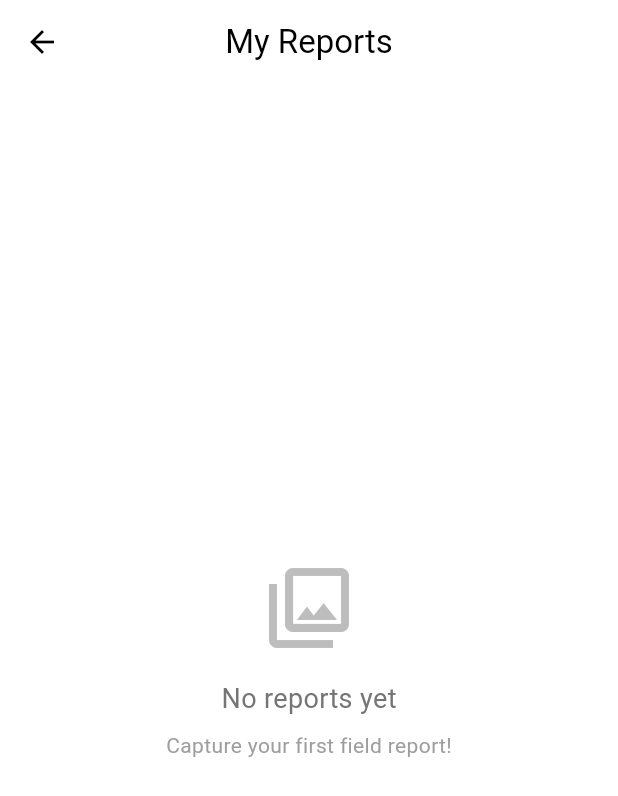
After one commit to dhimaspp/project_cyan_sawu, a Flutter app: the screen it shows once a user with an empty profile is signed in, after a tap on "View Reports", on a phone screen of 412 x 824 dp. The commit adds this screen. Shown: the top 796 px of the screen. Run offline on Flutter 3.47's test engine with Material 3 defaults, Android fonts, the phone set to English and light mode, and no system bars; our stand-ins replace app_links, camera, flex_color_scheme, flutter_dotenv, flutter_riverpod, geolocator and 4 more; accounts and stored records are empty; generated files the repository leaves out were written again; project files that could hold a hidden picture were left out.

Commit message:
feat: implement field reports management with local storage and remote synchronization capabilities.

```diff
--- a/lib/main.dart
+++ b/lib/main.dart
@@ -2,6 +2,7 @@ import 'package:flutter/material.dart';
 import 'package:flutter_riverpod/flutter_riverpod.dart';
 import 'package:supabase_flutter/supabase_flutter.dart';
 import 'package:flutter_dotenv/flutter_dotenv.dart';
+import 'package:hive_flutter/hive_flutter.dart';
 import 'src/app.dart';
 
 void main() async {
@@ -9,6 +10,10 @@ void main() async {
 
   // Load environment variables from .env file
   await dotenv.load(fileName: '.env');
+
+  // Initialize Hive for local storage
+  await Hive.initFlutter();
+  debugPrint('✅ Hive initialized');
 
   // Get Supabase credentials from .env
   final supabaseUrl = dotenv.env['PUBLIC_SUPABASE_URL'];
--- a/lib/src/features/camera/presentation/camera_controller.dart
+++ b/lib/src/features/camera/presentation/camera_controller.dart
@@ -1,14 +1,18 @@
+import 'package:flutter/foundation.dart';
 import 'package:riverpod_annotation/riverpod_annotation.dart';
 import 'package:supabase_flutter/supabase_flutter.dart';
 
 import '../data/camera_repository.dart';
 import '../domain/capture_result.dart';
+import '../../reports/data/report_repository.dart';
+import '../../reports/domain/field_report.dart';
 
 part 'camera_controller.g.dart';
 
 @riverpod
 class CameraController extends _$CameraController {
   CaptureResult? _lastCaptureResult;
+  FieldReport? _lastReport;
 
   @override
   FutureOr<void> build() {}
@@ -16,12 +20,16 @@ class CameraController extends _$CameraController {
   /// Gets the last capture result (if any)
   CaptureResult? get lastCaptureResult => _lastCaptureResult;
 
-  /// Captures a photo with full verification flow
+  /// Gets the last created report (if any)
+  FieldReport? get lastReport => _lastReport;
+
+  /// Captures a photo with full verification flow and saves to local/remote
   Future<void> capture() async {
     state = const AsyncLoading();
 
     state = await AsyncValue.guard(() async {
       final cameraRepo = ref.read(cameraRepositoryProvider);
+      final reportRepo = ref.read(reportRepositoryProvider);
 
       // Get current user ID
       final userId = Supabase.instance.client.auth.currentUser?.id;
@@ -29,11 +37,15 @@ class CameraController extends _$CameraController {
         throw Exception('User not authenticated');
       }
 
+      // Capture photo
       final result = await cameraRepo.capture(userId: userId);
       _lastCaptureResult = result;
+      debugPrint('📸 Photo captured: ${result.dataHash.substring(0, 8)}...');
 
-      // TODO: In Phase 3, this will be queued for upload
-      // For now, just store the result
+      // Save to local storage and sync to Supabase
+      final report = await reportRepo.saveAndSync(result);
+      _lastReport = report;
+      debugPrint('💾 Report saved: ${report.id}, status: ${report.syncStatus}');
     });
   }
 }
--- a/lib/src/features/home/presentation/home_page.dart
+++ b/lib/src/features/home/presentation/home_page.dart
@@ -4,6 +4,7 @@ import 'package:supabase_flutter/supabase_flutter.dart';
 
 import '../../authentication/data/auth_repository.dart';
 import '../../camera/presentation/camera_page.dart';
+import '../../reports/presentation/reports_page.dart';
 
 /// Minimal home page displayed after successful authentication
 class HomePage extends ConsumerWidget {
@@ -56,6 +57,17 @@ class HomePage extends ConsumerWidget {
                   textStyle: const TextStyle(fontSize: 18),
                 ),
               ),
+              const SizedBox(height: 16),
+              // View Reports button
+              OutlinedButton.icon(
+                onPressed: () => _navigateToReports(context),
+                icon: const Icon(Icons.list_alt),
+                label: const Text('View Reports'),
+                style: OutlinedButton.styleFrom(
+                  padding: const EdgeInsets.symmetric(vertical: 16),
+                  textStyle: const TextStyle(fontSize: 18),
+                ),
+              ),
               const SizedBox(height: 48),
             ],
           ),
@@ -66,6 +78,10 @@ class HomePage extends ConsumerWidget {
 
   void _navigateToCamera(BuildContext context) {
     Navigator.of(context).push(MaterialPageRoute(builder: (_) => const CameraPage()));
+  }
+
+  void _navigateToReports(BuildContext context) {
+    Navigator.of(context).push(MaterialPageRoute(builder: (_) => const ReportsPage()));
   }
 
   void _showLogoutDialog(BuildContext context, WidgetRef ref) {
--- /dev/null
+++ b/lib/src/features/reports/data/local_report_storage.dart
@@ -0,0 +1,86 @@
+import 'dart:convert';
+
+import 'package:hive_flutter/hive_flutter.dart';
+import 'package:riverpod_annotation/riverpod_annotation.dart';
+
+import '../domain/field_report.dart';
+
+part 'local_report_storage.g.dart';
+
+/// Local storage for field reports using Hive
+class LocalReportStorage {
+  static const String _boxName = 'field_reports';
+
+  Box<String>? _box;
+
+  /// Opens the Hive box (call once at startup or lazily)
+  Future<void> _ensureBoxOpen() async {
+    if (_box == null || !_box!.isOpen) {
+      _box = await Hive.openBox<String>(_boxName);
+    }
+  }
+
+  /// Save a report to local storage
+  Future<void> saveReport(FieldReport report) async {
+    await _ensureBoxOpen();
+    final json = jsonEncode(report.toJson());
+    await _box!.put(report.id, json);
+  }
+
+  /// Get all reports for a specific user
+  Future<List<FieldReport>> getAllReports(String userId) async {
+    await _ensureBoxOpen();
+
+    final reports = <FieldReport>[];
+    for (final key in _box!.keys) {
+      final json = _box!.get(key);
+      if (json != null) {
+        try {
+          final report = FieldReport.fromJson(jsonDecode(json));
+          if (report.userId == userId) {
+            reports.add(report);
+          }
+        } catch (e) {
+          // Skip corrupted entries
+          continue;
+        }
+      }
+    }
+
+    // Sort by capture date, newest first
+    reports.sort((a, b) => b.capturedAt.compareTo(a.capturedAt));
+    return reports;
+  }
+
+  /// Update an existing report (e.g., sync status change)
+  Future<void> updateReport(FieldReport report) async {
+    await _ensureBoxOpen();
+    final json = jsonEncode(report.toJson());
+    await _box!.put(report.id, json);
+  }
+
+  /// Delete a report by ID
+  Future<void> deleteReport(String id) async {
+    await _ensureBoxOpen();
+    await _box!.delete(id);
+  }
+
+  /// Get a single report by ID
+  Future<FieldReport?> getReport(String id) async {
+    await _ensureBoxOpen();
+    final json = _box!.get(id);
+    if (json == null) return null;
+    return FieldReport.fromJson(jsonDecode(json));
+  }
+
+  /// Get all pending reports (for retry)
+  Future<List<FieldReport>> getPendingReports(String userId) async {
+    final all = await getAllReports(userId);
+    return all.where((r) => r.syncStatus == SyncStatus.pending || r.syncStatus == SyncStatus.failed).toList();
+  }
+}
+
+@riverpod
+LocalReportStorage localReportStorage(Ref ref) {
+  return LocalReportStorage();
+}
--- /dev/null
+++ b/lib/src/features/reports/data/remote_report_service.dart
@@ -0,0 +1,71 @@
+import 'dart:typed_data';
+
+import 'package:riverpod_annotation/riverpod_annotation.dart';
+import 'package:supabase_flutter/supabase_flutter.dart';
+
+import '../domain/field_report.dart';
+
+part 'remote_report_service.g.dart';
+
+/// Service for syncing reports to Supabase
+class RemoteReportService {
+  final SupabaseClient _supabase;
+
+  static const String _bucketName = 'evidence-photos';
+  static const String _tableName = 'field_reports';
+
+  RemoteReportService(this._supabase);
+
+  /// Upload photo to Supabase Storage
+  /// Returns the public URL of the uploaded photo
+  Future<String> uploadPhoto({required Uint8List imageBytes, required String userId, required String reportId}) async {
+    final path = '$userId/$reportId.jpg';
+
+    await _supabase.storage
+        .from(_bucketName)
+        .uploadBinary(path, imageBytes, fileOptions: const FileOptions(contentType: 'image/jpeg', upsert: true));
+
+    // Get public URL
+    final publicUrl = _supabase.storage.from(_bucketName).getPublicUrl(path);
+    return publicUrl;
+  }
+
+  /// Create a report record in Supabase
+  /// Returns the remote ID (UUID) of the created record
+  Future<String> createReport({required FieldReport report, required String photoUrl}) async {
+    final response =
+        await _supabase
+            .from(_tableName)
+            .insert({
+              'user_id': report.userId,
+              'photo_url': photoUrl,
+              'gps_lat': report.latitude,
+              'gps_long': report.longitude,
+              'captured_at': report.capturedAt.toIso8601String(),
+              'data_hash': report.dataHash,
+              'status': 'pending', // Initial status, admin will verify later
+            })
+            .select('id')
+            .single();
+
+    return response['id'] as String;
+  }
+
+  /// Full sync: upload photo + create record
+  /// Returns updated FieldReport with remoteId and photoUrl
+  Future<FieldReport> syncReport(FieldReport report) async {
+    // Step 1: Upload photo
+    final photoUrl = await uploadPhoto(imageBytes: report.imageBytes, userId: report.userId, reportId: report.id);
+
+    // Step 2: Create database record
+    final remoteId = await createReport(report: report, photoUrl: photoUrl);
+
+    // Return updated report
+    return report.copyWith(syncStatus: SyncStatus.synced, remoteId: remoteId, photoUrl: photoUrl);
+  }
+}
+
+@riverpod
+RemoteReportService remoteReportService(Ref ref) {
+  return RemoteReportService(Supabase.instance.client);
+}
--- /dev/null
+++ b/lib/src/features/reports/data/report_repository.dart
@@ -0,0 +1,92 @@
+import 'package:flutter/foundation.dart';
+import 'package:riverpod_annotation/riverpod_annotation.dart';
+import 'package:uuid/uuid.dart';
+
+import '../../camera/domain/capture_result.dart';
+import '../domain/field_report.dart';
+import 'local_report_storage.dart';
+import 'remote_report_service.dart';
+
+part 'report_repository.g.dart';
+
+/// Repository for managing field reports (local + remote)
+class ReportRepository {
+  final LocalReportStorage _localStorage;
+  final RemoteReportService _remoteService;
+  final Uuid _uuid = const Uuid();
+
+  ReportRepository({required LocalReportStorage localStorage, required RemoteReportService remoteService})
+    : _localStorage = localStorage,
+      _remoteService = remoteService;
+
+  /// Save a capture result and sync to Supabase
+  /// Returns the created FieldReport
+  Future<FieldReport> saveAndSync(CaptureResult captureResult) async {
+    // Generate local ID
+    final id = _uuid.v4();
+
+    // Create report with pending status
+    var report = FieldReport.fromCaptureResult(captureResult, id);
+
+    // Save locally first (offline-first)
+    await _localStorage.saveReport(report);
+    debugPrint('📦 Report saved locally: $id');
+
+    // Try to sync to Supabase
+    try {
+      report = report.copyWith(syncStatus: SyncStatus.syncing);
+      await _localStorage.updateReport(report);
+
+      final syncedReport = await _remoteService.syncReport(report);
+      await _localStorage.updateReport(syncedReport);
+      debugPrint('☁️ Report synced to Supabase: ${syncedReport.remoteId}');
+      return syncedReport;
+    } catch (e) {
+      debugPrint('❌ Sync failed: $e');
+      final failedReport = report.copyWith(syncStatus: SyncStatus.failed, errorMessage: e.toString());
+      await _localStorage.updateReport(failedReport);
+      return failedReport;
+    }
+  }
+
+  /// Get all reports for the current user
+  Future<List<FieldReport>> getReports(String userId) async {
+    return _localStorage.getAllReports(userId);
+  }
+
+  /// Retry syncing a failed report
+  Future<FieldReport> retrySyncReport(String reportId) async {
+    final report = await _localStorage.getReport(reportId);
+    if (report == null) {
+      throw Exception('Report not found: $reportId');
+    }
+
+    try {
+      var updatedReport = report.copyWith(syncStatus: SyncStatus.syncing);
+      await _localStorage.updateReport(updatedReport);
+
+      final syncedReport = await _remoteService.syncReport(report);
+      await _localStorage.updateReport(syncedReport);
+      debugPrint('☁️ Retry successful: ${syncedReport.remoteId}');
+      return syncedReport;
+    } catch (e) {
+      debugPrint('❌ Retry failed: $e');
+      final failedReport = report.copyWith(syncStatus: SyncStatus.failed, errorMessage: e.toString());
+      await _localStorage.updateReport(failedReport);
+      return failedReport;
+    }
+  }
+
+  /// Delete a report
+  Future<void> deleteReport(String reportId) async {
+    await _localStorage.deleteReport(reportId);
+  }
+}
+
+@riverpod
+ReportRepository reportRepository(Ref ref) {
+  return ReportRepository(
+    localStorage: ref.watch(localReportStorageProvider),
+    remoteService: ref.watch(remoteReportServiceProvider),
+  );
+}
--- /dev/null
+++ b/lib/src/features/reports/domain/field_report.dart
@@ -0,0 +1,139 @@
+import 'dart:convert';
+import 'dart:typed_data';
+
+import '../../camera/domain/capture_result.dart';
+
+/// Sync status for field reports
+enum SyncStatus { pending, syncing, synced, failed }
+
+/// Represents a field report with sync status
+class FieldReport {
+  /// Local unique identifier
+  final String id;
+
+  /// Captured image bytes (with watermark)
+  final Uint8List imageBytes;
+
+  /// GPS latitude
+  final double latitude;
+
+  /// GPS longitude
+  final double longitude;
+
+  /// When the photo was captured (UTC)
+  final DateTime capturedAt;
+
+  /// User ID who captured
+  final String userId;
+
+  /// SHA-256 hash for verification
+  final String dataHash;
+
+  /// Current sync status
+  final SyncStatus syncStatus;
+
+  /// Supabase record ID after sync
+  final String? remoteId;
+
+  /// Supabase Storage photo URL after sync
+  final String? photoUrl;
+
+  /// Error message if sync failed
+  final String? errorMessage;
+
+  const FieldReport({
+    required this.id,
+    required this.imageBytes,
+    required this.latitude,
+    required this.longitude,
+    required this.capturedAt,
+    required this.userId,
+    required this.dataHash,
+    required this.syncStatus,
+    this.remoteId,
+    this.photoUrl,
+    this.errorMessage,
+  });
+
+  /// Create from CaptureResult with initial pending status
+  factory FieldReport.fromCaptureResult(CaptureResult result, String id) {
+    return FieldReport(
+      id: id,
+      imageBytes: result.imageBytes,
+      latitude: result.latitude,
+      longitude: result.longitude,
+      capturedAt: result.capturedAt,
+      userId: result.userId,
+      dataHash: result.dataHash,
+      syncStatus: SyncStatus.pending,
+    );
+  }
+
+  /// Create a copy with updated fields
+  FieldReport copyWith({
+    String? id,
+    Uint8List? imageBytes,
+    double? latitude,
+    double? longitude,
+    DateTime? capturedAt,
+    String? userId,
+    String? dataHash,
+    SyncStatus? syncStatus,
+    String? remoteId,
+    String? photoUrl,
+    String? errorMessage,
+  }) {
+    return FieldReport(
+      id: id ?? this.id,
+      imageBytes: imageBytes ?? this.imageBytes,
+      latitude: latitude ?? this.latitude,
+      longitude: longitude ?? this.longitude,
+      capturedAt: capturedAt ?? this.capturedAt,
+      userId: userId ?? this.userId,
+      dataHash: dataHash ?? this.dataHash,
+      syncStatus: syncStatus ?? this.syncStatus,
+      remoteId: remoteId ?? this.remoteId,
+      photoUrl: photoUrl ?? this.photoUrl,
+      errorMessage: errorMessage ?? this.errorMessage,
+    );
+  }
+
+  /// Convert to JSON for Hive storage
+  Map<String, dynamic> toJson() {
+    return {
+      'id': id,
+      'imageBytes': base64Encode(imageBytes),
+      'latitude': latitude,
+      'longitude': longitude,
+      'capturedAt': capturedAt.toIso8601String(),
+      'userId': userId,
+      'dataHash': dataHash,
+      'syncStatus': syncStatus.name,
+      'remoteId': remoteId,
+      'photoUrl': photoUrl,
+      'errorMessage': errorMessage,
+    };
+  }
+
+  /// Create from JSON (Hive storage)
+  factory FieldReport.fromJson(Map<String, dynamic> json) {
+    return FieldReport(
+      id: json['id'] as String,
+      imageBytes: base64Decode(json['imageBytes'] as String),
+      latitude: (json['latitude'] as num).toDouble(),
+      longitude: (json['longitude'] as num).toDouble(),
+      capturedAt: DateTime.parse(json['capturedAt'] as String),
+      userId: json['userId'] as String,
+      dataHash: json['dataHash'] as String,
+      syncStatus: SyncStatus.values.byName(json['syncStatus'] as String),
+      remoteId: json['remoteId'] as String?,
+      photoUrl: json['photoUrl'] as String?,
+      errorMessage: json['errorMessage'] as String?,
+    );
+  }
+
+  @override
+  String toString() {
+    return 'FieldReport(id: $id, status: $syncStatus, lat: $latitude, long: $longitude)';
+  }
+}
--- /dev/null
+++ b/lib/src/features/reports/presentation/reports_page.dart
@@ -0,0 +1,223 @@
+import 'package:flutter/material.dart';
+import 'package:flutter_riverpod/flutter_riverpod.dart';
+import 'package:supabase_flutter/supabase_flutter.dart';
+
+import '../data/report_repository.dart';
+import '../domain/field_report.dart';
+
+/// Page displaying all captured reports with sync status
+class ReportsPage extends ConsumerStatefulWidget {
+  const ReportsPage({super.key});
+
+  @override
+  ConsumerState<ReportsPage> createState() => _ReportsPageState();
+}
+
+class _ReportsPageState extends ConsumerState<ReportsPage> {
+  List<FieldReport> _reports = [];
+  bool _isLoading = true;
+
+  @override
+  void initState() {
+    super.initState();
+    _loadReports();
+  }
+
+  Future<void> _loadReports() async {
+    setState(() => _isLoading = true);
+
+    final userId = Supabase.instance.client.auth.currentUser?.id;
+    if (userId == null) {
+      setState(() => _isLoading = false);
+      return;
+    }
+
+    final reportRepo = ref.read(reportRepositoryProvider);
+    final reports = await reportRepo.getReports(userId);
+
+    setState(() {
+      _reports = reports;
+      _isLoading = false;
+    });
+  }
+
+  Future<void> _retrySync(FieldReport report) async {
+    final reportRepo = ref.read(reportRepositoryProvider);
+    await reportRepo.retrySyncReport(report.id);
+    await _loadReports();
+  }
+
+  @override
+  Widget build(BuildContext context) {
+    return Scaffold(
+      appBar: AppBar(title: const Text('My Reports'), centerTitle: true),
+      body: RefreshIndicator(onRefresh: _loadReports, child: _buildBody()),
+    );
+  }
+
+  Widget _buildBody() {
+    if (_isLoading) {
+      return const Center(child: CircularProgressIndicator());
+    }
+
+    if (_reports.isEmpty) {
+      return Center(
+        child: Column(
+          mainAxisAlignment: MainAxisAlignment.center,
+          children: [
+            Icon(Icons.photo_library_outlined, size: 64, color: Colors.grey[400]),
+            const SizedBox(height: 16),
+            Text('No reports yet', style: TextStyle(fontSize: 18, color: Colors.grey[600])),
+            const SizedBox(height: 8),
+            Text('Capture your first field report!', style: TextStyle(fontSize: 14, color: Colors.grey[500])),
+          ],
+        ),
+      );
+    }
+
+    return ListView.builder(
+      padding: const EdgeInsets.all(16),
+      itemCount: _reports.length,
+      itemBuilder: (context, index) {
+        return _ReportListItem(report: _reports[index], onRetry: () => _retrySync(_reports[index]));
+      },
+    );
+  }
+}
+
+class _ReportListItem extends StatelessWidget {
+  final FieldReport report;
+  final VoidCallback onRetry;
+
+  const _ReportListItem({required this.report, required this.onRetry});
+
+  @override
+  Widget build(BuildContext context) {
+    return Card(
+      margin: const EdgeInsets.only(bottom: 12),
+      child: InkWell(
+        onTap: () => _showReportDetails(context),
+        borderRadius: BorderRadius.circular(12),
+        child: Padding(
+          padding: const EdgeInsets.all(12),
+          child: Row(
+            children: [
+              // Thumbnail
+              ClipRRect(
+                borderRadius: BorderRadius.circular(8),
+                child: Image.memory(report.imageBytes, width: 60, height: 60, fit: BoxFit.cover),
+              ),
+              const SizedBox(width: 12),
+              // Info
+              Expanded(
+                child: Column(
+                  crossAxisAlignment: CrossAxisAlignment.start,
+                  children: [
+                    Text(_formatDate(report.capturedAt), style: const TextStyle(fontWeight: FontWeight.w600)),
+                    const SizedBox(height: 4),
+                    Text(
+                      _formatLocation(report.latitude, report.longitude),
+                      style: TextStyle(fontSize: 12, color: Colors.grey[600]),
+                    ),
+                    const SizedBox(height: 4),
+                    Text(
+                      'Hash: ${report.dataHash.substring(0, 12)}...',
+                      style: TextStyle(fontSize: 10, color: Colors.grey[500], fontFamily: 'monospace'),
+                    ),
+                  ],
+                ),
+              ),
+              // Sync status
+              _buildSyncStatus(),
+            ],
+          ),
+        ),
+      ),
+    );
+  }
+
+  Widget _buildSyncStatus() {
+    switch (report.syncStatus) {
+      case SyncStatus.synced:
+        return const Tooltip(message: 'Synced', child: Icon(Icons.cloud_done, color: Colors.green));
+      case SyncStatus.pending:
+        return const Tooltip(message: 'Pending sync', child: Icon(Icons.cloud_upload_outlined, color: Colors.orange));
+      case SyncStatus.syncing:
+        return const SizedBox(width: 24, height: 24, child: CircularProgressIndicator(strokeWidth: 2));
+      case SyncStatus.failed:
+        return IconButton(
+          icon: const Icon(Icons.error_outline, color: Colors.red),
+          tooltip: 'Sync failed - tap to retry',
+          onPressed: onRetry,
+        );
+    }
+  }
+
+  String _formatDate(DateTime date) {
+    return '${date.day}/${date.month}/${date.year} ${date.hour.toString().padLeft(2, '0')}:${date.minute.toString().padLeft(2, '0')}';
+  }
+
+  String _formatLocation(double lat, double long) {
+    final latDir = lat >= 0 ? 'N' : 'S';
+    final longDir = long >= 0 ? 'E' : 'W';
+    return '${lat.abs().toStringAsFixed(4)}°$latDir, ${long.abs().toStringAsFixed(4)}°$longDir';
+  }
+
+  void _showReportDetails(BuildContext context) {
+    showModalBottomSheet(
+      context: context,
+      isScrollControlled: true,
+      builder:
+          (context) => DraggableScrollableSheet(
+            initialChildSize: 0.7,
+            minChildSize: 0.5,
+            maxChildSize: 0.95,
+            expand: false,
+            builder:
+                (context, scrollController) => SingleChildScrollView(
+                  controller: scrollController,
+                  child: Padding(
+                    padding: const EdgeInsets.all(16),
+                    child: Column(
+                      crossAxisAlignment: CrossAxisAlignment.stretch,
+                      children: [
+                        ClipRRect(
+                          borderRadius: BorderRadius.circular(12),
+                          child: Image.memory(report.imageBytes, fit: BoxFit.contain),
+                        ),
+                        const SizedBox(height: 16),
+                        _detailRow('Captured', _formatDate(report.capturedAt)),
+                        _detailRow('Location', _formatLocation(report.latitude, report.longitude)),
+                        _detailRow('Status', report.syncStatus.name.toUpperCase()),
+                        _detailRow('Hash', report.dataHash),
+                        if (report.remoteId != null) _detailRow('Remote ID', report.remoteId!),
+                        if (report.errorMessage != null) _detailRow('Error', report.errorMessage!, isError: true),
+                      ],
+                    ),
+                  ),
+                ),
+          ),
+    );
+  }
+
+  Widget _detailRow(String label, String value, {bool isError = false}) {
+    return Padding(
+      padding: const EdgeInsets.symmetric(vertical: 8),
+      child: Column(
+        crossAxisAlignment: CrossAxisAlignment.start,
+        children: [
+          Text(label, style: const TextStyle(fontWeight: FontWeight.bold, fontSize: 12)),
+          const SizedBox(height: 4),
+          Text(
+            value,
+            style: TextStyle(
+              fontSize: 14,
+              color: isError ? Colors.red : null,
+              fontFamily: label == 'Hash' || label == 'Remote ID' ? 'monospace' : null,
+            ),
+          ),
+        ],
+      ),
+    );
+  }
+}
--- a/pubspec.yaml
+++ b/pubspec.yaml
@@ -47,6 +47,9 @@ dependencies:
   geolocator: ^13.0.1
   image: ^4.3.0
   path_provider: ^2.1.5
+  # Reports Sync
+  hive: ^2.2.3
+  hive_flutter: ^1.1.0
 
 dev_dependencies:
   flutter_test:
```
Also changed, not shown: lib/src/features/camera/presentation/camera_controller.g.dart, lib/src/features/reports/data/local_report_storage.g.dart (added), lib/src/features/reports/data/remote_report_service.g.dart (added), lib/src/features/reports/data/report_repository.g.dart (added), pubspec.lock, 5 other files.
